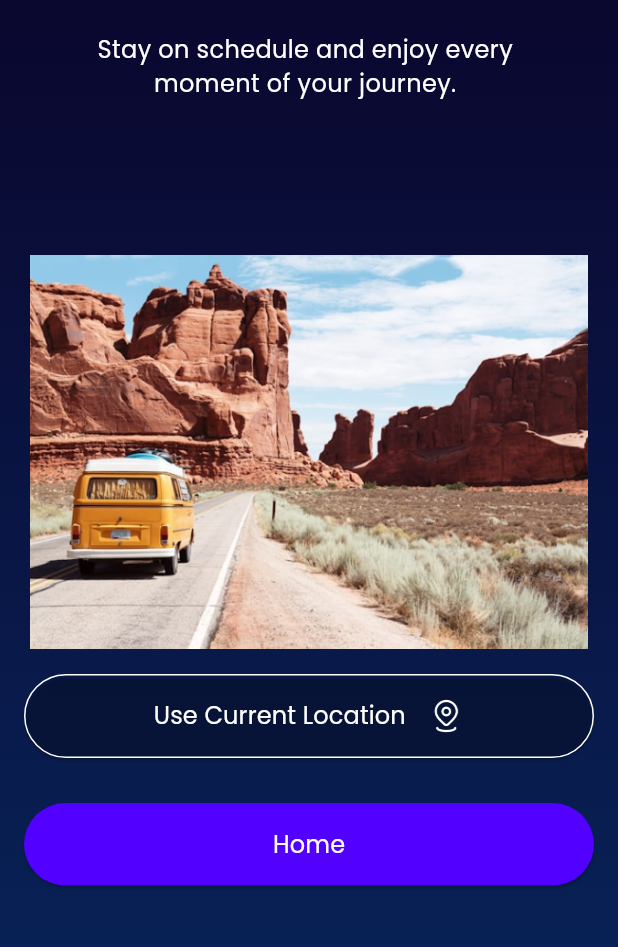
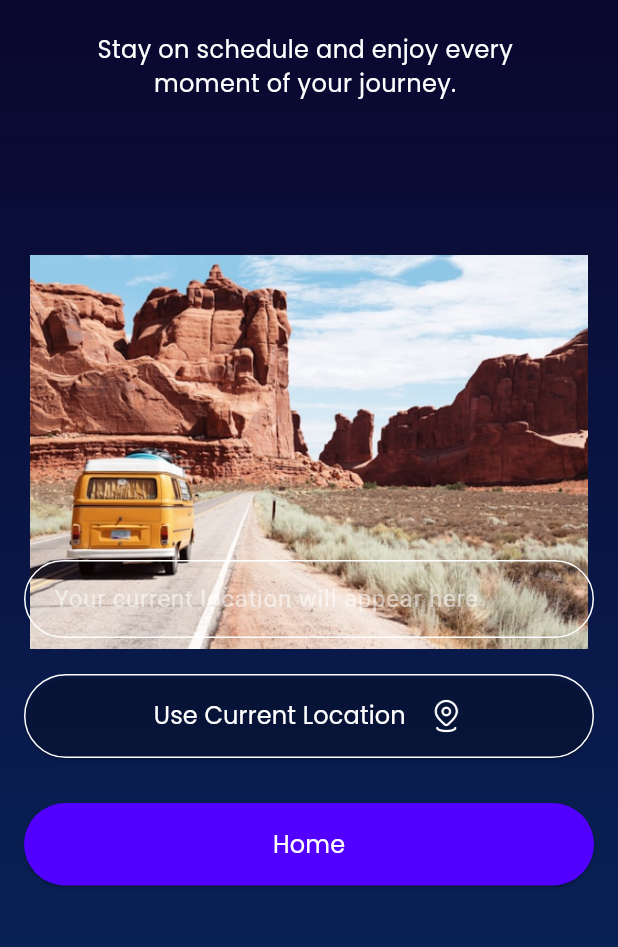
Before and after one commit to TajemulCSE/smart_travel_alarm, a Flutter app: the screen it shows after launch, after a tap on "Skip", on a phone screen of 412 x 824 dp, the part 253-1200 px from its top. Run offline on Flutter 3.47's test engine with Material 3 defaults, Android fonts, the phone set to English and light mode, and no system bars; our stand-ins replace geocoding, geolocator, shared_preferences, video_player.

Commit message:
Add: Location Permission for android. Update: Location, Home Screens

```diff
--- a/lib/features/home/presentation/pages/alarm_list_widget.dart
+++ b/lib/features/home/presentation/pages/alarm_list_widget.dart
@@ -94,7 +94,7 @@ class _AlarmListWidgetState extends State<AlarmListWidget> {
                           fontWeight: FontWeight.w500,
                         ),
                       ),
-                      const SizedBox(width: 80),
+                      const SizedBox(width: 65),
                       Text(
                         alarm['date'],
                         style: TextStyle(
--- a/lib/features/location/presentation/screens/location_screen.dart
+++ b/lib/features/location/presentation/screens/location_screen.dart
@@ -1,5 +1,8 @@
 import 'package:flutter/material.dart';
+import 'package:geolocator/geolocator.dart';
+import 'package:geocoding/geocoding.dart';
 import 'package:smart_travel_alarm/features/home/presentation/screens/home_screen.dart';
+import 'package:smart_travel_alarm/helpers/permissions/permission_handler.dart';
 
 class LocationScreen extends StatefulWidget {
   const LocationScreen({super.key});
@@ -9,14 +12,82 @@ class LocationScreen extends StatefulWidget {
 }
 
 class _LocationScreenState extends State<LocationScreen> {
+  final PermissionHandler _permissionHandler = PermissionHandler();
+  final TextEditingController _locationController = TextEditingController();
+
+  bool _isLoading = false;
+  String? _errorMessage;
+
+  /// Converts coordinates to a human-readable address
+  static Future<String> getAddressFromCoordinates(Position position) async {
+    try {
+      List<Placemark> placemarks = await placemarkFromCoordinates(
+        position.latitude,
+        position.longitude,
+      );
+
+      if (placemarks.isNotEmpty) {
+        final place = placemarks.first;
+        return '${place.street}, ${place.locality}, ${place.administrativeArea}, ${place.country}';
+      } else {
+        return "Address not available";
+      }
+    } catch (e) {
+      return "Error getting address: $e";
+    }
+  }
+
+  /// Handles permission, gets location, and converts to address
+  Future<void> _getLocation() async {
+    setState(() {
+      _isLoading = true;
+      _errorMessage = null;
+    });
+
+    final status = await _permissionHandler.checkAndRequestPermission();
+
+    if (status == LocationPermissionStatus.granted) {
+      try {
+        final position = await _permissionHandler.getCurrentLocation();
+        final address = await getAddressFromCoordinates(position);
+
+        setState(() {
+          _locationController.text = address;
+        });
+      } catch (e) {
+        setState(() {
+          _errorMessage = 'Error getting location: $e';
+        });
+      }
+    } else if (status == LocationPermissionStatus.serviceDisabled) {
+      setState(() {
+        _errorMessage = 'Location services are disabled. Please enable them.';
+      });
+    } else if (status == LocationPermissionStatus.deniedForever) {
+      setState(() {
+        _errorMessage =
+            'Permission permanently denied. Please open app settings.';
+      });
+      await _permissionHandler.openSettings();
+    } else {
+      setState(() {
+        _errorMessage = 'Location permission denied.';
+      });
+    }
+
+    setState(() {
+      _isLoading = false;
+    });
+  }
+
   @override
   Widget build(BuildContext context) {
     return Scaffold(
       backgroundColor: Colors.transparent,
       body: Container(
+        width: double.infinity,
         height: double.infinity,
-        width: double.infinity,
-        decoration: BoxDecoration(
+        decoration: const BoxDecoration(
           gradient: LinearGradient(
             colors: [Color(0xFF0B0024), Color(0xFF082257)],
             begin: Alignment.topCenter,
@@ -25,17 +96,15 @@ class _LocationScreenState extends State<LocationScreen> {
         ),
         child: Stack(
           children: [
-            //welcome text
-            Positioned(
+            // Welcome text
+            const Positioned(
               top: 70,
               left: 16,
               right: 16,
-
               child: Text(
                 "Welcome! Your Smart Travel Alarm",
                 textAlign: TextAlign.center,
                 style: TextStyle(
-
                   color: Colors.white,
                   fontSize: 34,
                   fontFamily: 'popins',
@@ -44,14 +113,11 @@ class _LocationScreenState extends State<LocationScreen> {
               ),
             ),
 
-
-            //describtion
-
-            Positioned(
+            // Description
+            const Positioned(
               top: 190,
               left: 30,
               right: 35,
-
               child: Text(
                 "Stay on schedule and enjoy every moment of your journey.",
                 textAlign: TextAlign.center,
@@ -64,60 +130,87 @@ class _LocationScreenState extends State<LocationScreen> {
               ),
             ),
 
+            // Location image
             Positioned(
               top: 330,
               left: 20,
               right: 20,
               child: SizedBox(
                 height: 280,
-
                 child: Image.asset('assets/images/location_1.png'),
               ),
             ),
-            //location button
+
+            // Location TextField
+            Positioned(
+              bottom: 230,
+              left: 16,
+              right: 16,
+              child: TextField(
+                controller: _locationController,
+                readOnly: true,
+                style: const TextStyle(color: Colors.white),
+                decoration: InputDecoration(
+                  hintText: 'Your current location will appear here',
+                  hintStyle: const TextStyle(color: Colors.white54),
+                  enabledBorder: OutlineInputBorder(
+                    borderSide: const BorderSide(color: Colors.white),
+                    borderRadius: BorderRadius.circular(35),
+                  ),
+                  focusedBorder: OutlineInputBorder(
+                    borderSide: const BorderSide(color: Colors.white),
+                    borderRadius: BorderRadius.circular(35),
+                  ),
+                  contentPadding:
+                      const EdgeInsets.symmetric(horizontal: 16, vertical: 14),
+                ),
+              ),
+            ),
+
+            // Use Current Location button
             Positioned(
               bottom: 150,
               left: 16,
               right: 16,
               child: ElevatedButton(
                 style: ElevatedButton.styleFrom(
-                  side: BorderSide(color: Colors.white),
+                  side: const BorderSide(color: Colors.white),
                   backgroundColor: Colors.transparent,
                   shape: RoundedRectangleBorder(
                     borderRadius: BorderRadius.circular(35),
                   ),
                   padding: const EdgeInsets.symmetric(vertical: 16),
                 ),
-                onPressed: () {
-
-                },
-                child: Row(
+                onPressed: _isLoading ? null : _getLocation,
+                child: _isLoading
+                    ? const CircularProgressIndicator(color: Colors.white)
+                    : Row(
                         mainAxisAlignment: MainAxisAlignment.center,
                         children: [
-                    Text(
+                          const Text(
                             'Use Current Location',
-                      style: const TextStyle(
+                            style: TextStyle(
                               fontSize: 16,
                               fontFamily: 'Popins',
                               fontWeight: FontWeight.w400,
                               color: Colors.white,
                             ),
                           ),
-                    SizedBox(width: 15),
+                          const SizedBox(width: 15),
                           Image.asset('assets/icons/location.png', height: 24),
                         ],
                       ),
               ),
             ),
 
-            //home button
+            // Home button
             Positioned(
               bottom: 65,
               left: 16,
               right: 16,
               child: ElevatedButton(
                 style: ElevatedButton.styleFrom(
-                  backgroundColor: Color(0xFF5200FF),
+                  backgroundColor: const Color(0xFF5200FF),
                   shape: RoundedRectangleBorder(
                     borderRadius: BorderRadius.circular(35),
                   ),
@@ -126,12 +219,12 @@ class _LocationScreenState extends State<LocationScreen> {
                 onPressed: () {
                   Navigator.push(
                     context,
-                    MaterialPageRoute(builder: (context) => HomeScreen()),
+                    MaterialPageRoute(builder: (context) => const HomeScreen()),
                   );
                 },
-                child: Text(
+                child: const Text(
                   'Home',
-                  style: const TextStyle(
+                  style: TextStyle(
                     fontSize: 16,
                     fontFamily: 'Popins',
                     fontWeight: FontWeight.w400,
@@ -140,6 +233,19 @@ class _LocationScreenState extends State<LocationScreen> {
                 ),
               ),
             ),
+
+            // Error message
+            if (_errorMessage != null)
+              Positioned(
+                bottom: 20,
+                left: 16,
+                right: 16,
+                child: Text(
+                  _errorMessage!,
+                  textAlign: TextAlign.center,
+                  style: const TextStyle(color: Colors.redAccent),
+                ),
+              ),
           ],
         ),
       ),
--- a/lib/features/onboarding/presentation/pages/onboarding_page.dart
+++ b/lib/features/onboarding/presentation/pages/onboarding_page.dart
@@ -34,6 +34,7 @@ class _OnboardingPageState extends State<OnboardingPage> {
 
   @override
   void dispose() {
+    _controller.pause();
     _controller.dispose();
     super.dispose();
   }
--- a/lib/features/onboarding/presentation/screens/oboarding_screen.dart
+++ b/lib/features/onboarding/presentation/screens/oboarding_screen.dart
@@ -14,6 +14,12 @@ class _OboardingScreenState extends State<OboardingScreen> {
   final PageController _controller = PageController();
 
   int currentIndex = 0;
+
+   @override
+  void dispose() {
+    _controller.dispose();
+    super.dispose();
+  }
 
   final pages = [
     {
@@ -61,7 +67,7 @@ class _OboardingScreenState extends State<OboardingScreen> {
               child: TextButton(
                 onPressed:()
                 {
-                  Navigator.push(context, MaterialPageRoute(builder: (context)=>LocationScreen()));
+                  Navigator.pushReplacement(context, MaterialPageRoute(builder: (context)=>LocationScreen()));
 
                 }
                 ,
@@ -118,7 +124,7 @@ class _OboardingScreenState extends State<OboardingScreen> {
                       curve: Curves.easeInOut,
                     );
                   } else {
-                    Navigator.push(context, MaterialPageRoute(builder: (context)=>LocationScreen()));
+                    Navigator.pushReplacement(context, MaterialPageRoute(builder: (context)=>LocationScreen()));
                   }
                 },
                 child: Text(
--- a/pubspec.yaml
+++ b/pubspec.yaml
@@ -37,6 +37,8 @@ dependencies:
   shared_preferences: ^2.5.3
   video_player: ^2.10.0
   intl: ^0.20.2
+  geolocator: ^14.0.2
+  geocoding: ^4.0.0
 
 dev_dependencies:
   flutter_test:
```
Also changed, not shown: lib/features/home/presentation/screens/home_screen.dart (+42 -7 lines), lib/helpers/locations/location_utils.dart (added, +23 -0 lines), lib/helpers/permissions/permission_handler.dart (added, +55 -0 lines), pubspec.lock, 4 other files. Lines whose indentation alone changed are shown as unchanged.
